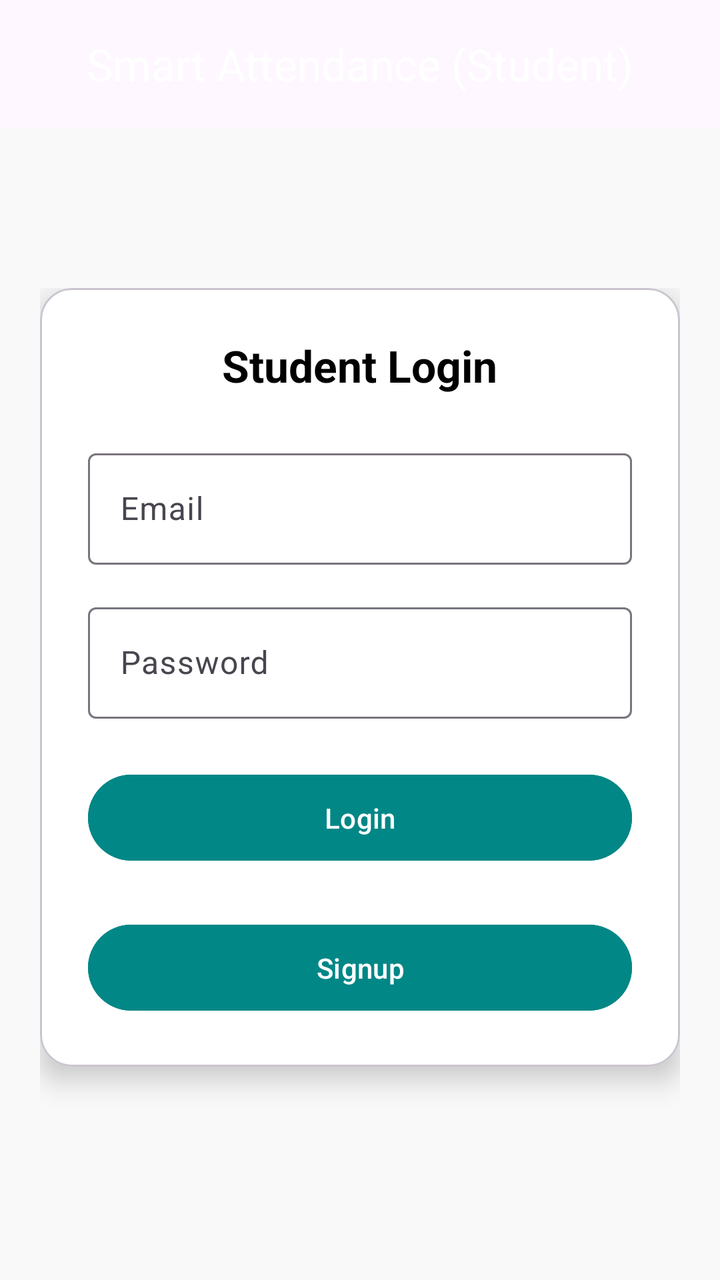
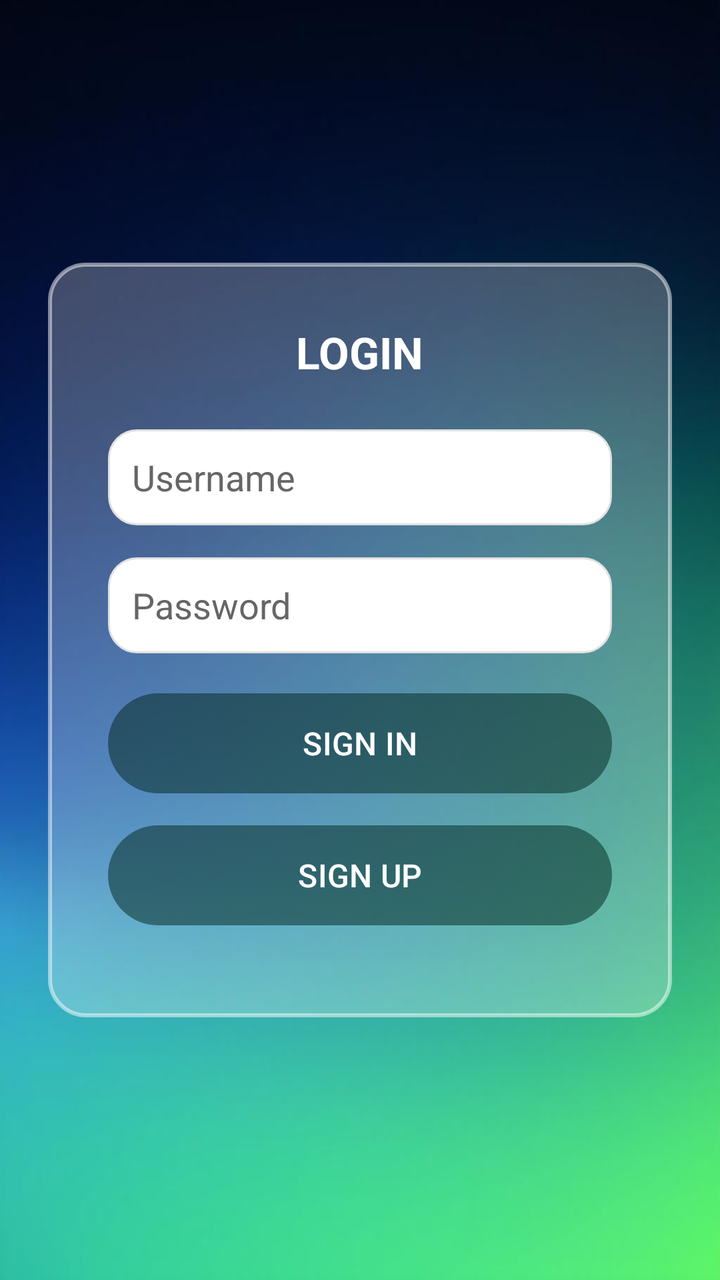

An Android layout rendered at two revisions. The XML below is the earlier revision; the diff shows what the commit changed to produce the second picture.
<!-- AndroidManifest.xml: application theme Theme.SmartAttendanceStudent -->
<!-- res/layout/activity_login.xml -->
<?xml version="1.0" encoding="utf-8"?>
<androidx.coordinatorlayout.widget.CoordinatorLayout
    xmlns:android="http://schemas.android.com/apk/res/android"
    xmlns:app="http://schemas.android.com/apk/res-auto"
    xmlns:tools="http://schemas.android.com/tools"
    android:id="@+id/main"
    android:layout_width="match_parent"
    android:layout_height="match_parent"
    android:background="#F9F9F9"
    tools:context=".LoginActivity">

    
    <com.google.android.material.appbar.AppBarLayout
        android:layout_width="match_parent"
        android:layout_height="wrap_content"
        android:theme="@style/ThemeOverlay.MaterialComponents.Dark.ActionBar">

        <com.google.android.material.appbar.MaterialToolbar
            android:id="@+id/topAppBar"
            android:layout_width="match_parent"
            android:layout_height="?attr/actionBarSize"
            android:backgroundTint="@color/teal_700"
            app:title="Smart Attendance (Student)"
            app:titleCentered="true"
            app:titleTextColor="@android:color/white" />
    </com.google.android.material.appbar.AppBarLayout>

    
    <ScrollView
        android:layout_width="match_parent"
        android:layout_height="match_parent"
        app:layout_behavior="@string/appbar_scrolling_view_behavior"
        android:padding="20dp">

        <LinearLayout
            android:layout_width="match_parent"
            android:layout_height="wrap_content"
            android:orientation="vertical"
            android:gravity="center_horizontal"
            android:paddingTop="60dp">

            
            <com.google.android.material.card.MaterialCardView
                android:layout_width="match_parent"
                android:layout_height="wrap_content"
                android:layout_marginBottom="24dp"
                app:cardCornerRadius="16dp"
                app:cardElevation="8dp"
                android:backgroundTint="@android:color/white">

                <LinearLayout
                    android:layout_width="match_parent"
                    android:layout_height="wrap_content"
                    android:orientation="vertical"
                    android:padding="24dp">

                    <TextView
                        android:layout_width="wrap_content"
                        android:layout_height="wrap_content"
                        android:text="Student Login"
                        android:textColor="@color/black"
                        android:textSize="22sp"
                        android:textStyle="bold"
                        android:layout_gravity="center_horizontal"
                        android:layout_marginBottom="24dp" />

                    <com.google.android.material.textfield.TextInputLayout
                        android:layout_width="match_parent"
                        android:layout_height="wrap_content"
                        android:hint="Email">

                        <com.google.android.material.textfield.TextInputEditText
                            android:id="@+id/etEmail"
                            android:layout_width="match_parent"
                            android:layout_height="wrap_content"
                            android:inputType="textEmailAddress"
                            android:textColor="@color/black" />
                    </com.google.android.material.textfield.TextInputLayout>

                    <com.google.android.material.textfield.TextInputLayout
                        android:layout_width="match_parent"
                        android:layout_height="wrap_content"
                        android:hint="Password"
                        android:layout_marginTop="16dp">

                        <com.google.android.material.textfield.TextInputEditText
                            android:id="@+id/etPassword"
                            android:layout_width="match_parent"
                            android:layout_height="wrap_content"
                            android:inputType="textPassword"
                            android:textColor="@color/black" />
                    </com.google.android.material.textfield.TextInputLayout>

                    <Button
                        android:id="@+id/btnLogin"
                        android:layout_width="match_parent"
                        android:layout_height="wrap_content"
                        android:text="Login"
                        android:textAllCaps="false"
                        android:backgroundTint="@color/teal_700"
                        android:textColor="@android:color/white"
                        android:layout_marginTop="24dp"
                        android:padding="12dp" />

                    <Button
                        android:id="@+id/btnSignup"
                        android:layout_width="match_parent"
                        android:layout_height="wrap_content"
                        android:text="Signup"
                        android:textAllCaps="false"
                        android:backgroundTint="@color/teal_700"
                        android:textColor="@android:color/white"
                        android:layout_marginTop="24dp"
                        android:padding="12dp" />

                    <ProgressBar
                        android:id="@+id/progressBar"
                        style="?android:attr/progressBarStyleLarge"
                        android:layout_width="wrap_content"
                        android:layout_height="wrap_content"
                        android:layout_gravity="center_horizontal"
                        android:visibility="gone"
                        android:layout_marginTop="20dp" />

                </LinearLayout>
            </com.google.android.material.card.MaterialCardView>
        </LinearLayout>
    </ScrollView>

</androidx.coordinatorlayout.widget.CoordinatorLayout>
<!-- resources referenced by this layout -->
<resources>
  <color name="black">#000000</color>
  <color name="teal_700">#018786</color>
  <style name="Theme.SmartAttendanceStudent" parent="Base.Theme.SmartAttendanceStudent" />
  <style name="Base.Theme.SmartAttendanceStudent" parent="Theme.Material3.DayNight.NoActionBar">
          
          
      </style>
</resources>

<!-- the commit's change to res/layout/activity_login.xml (unified diff, before → after) -->
@@ -1,130 +1,86 @@
 <?xml version="1.0" encoding="utf-8"?>
-<androidx.coordinatorlayout.widget.CoordinatorLayout
-    xmlns:android="http://schemas.android.com/apk/res/android"
-    xmlns:app="http://schemas.android.com/apk/res-auto"
+<RelativeLayout xmlns:android="http://schemas.android.com/apk/res/android"
     xmlns:tools="http://schemas.android.com/tools"
     android:id="@+id/main"
     android:layout_width="match_parent"
     android:layout_height="match_parent"
-    android:background="#F9F9F9"
+    android:background="@drawable/bg"
+    android:padding="24dp"
     tools:context=".LoginActivity">
 
     
-    <com.google.android.material.appbar.AppBarLayout
+    <LinearLayout
+        android:id="@+id/loginCard"
         android:layout_width="match_parent"
         android:layout_height="wrap_content"
-        android:theme="@style/ThemeOverlay.MaterialComponents.Dark.ActionBar">
+        android:layout_centerInParent="true"
+        android:orientation="vertical"
+        android:background="@drawable/rounded_card"
+        android:padding="30dp">
 
-        <com.google.android.material.appbar.MaterialToolbar
-            android:id="@+id/topAppBar"
+        <TextView
+            android:id="@+id/loginTitle"
+            android:layout_width="wrap_content"
+            android:layout_height="wrap_content"
+            android:text="LOGIN"
+            android:textColor="@android:color/white"
+            android:textSize="22sp"
+            android:textStyle="bold"
+            android:layout_gravity="center"
+            android:paddingBottom="24dp"/>
+
+        
+        <EditText
+            android:id="@+id/etEmail"
             android:layout_width="match_parent"
-            android:layout_height="?attr/actionBarSize"
-            android:backgroundTint="@color/teal_700"
-            app:title="Smart Attendance (Student)"
-            app:titleCentered="true"
-            app:titleTextColor="@android:color/white" />
-    </com.google.android.material.appbar.AppBarLayout>
+            android:layout_height="48dp"
+            android:background="@drawable/input_background"
+            android:hint="Username"
+            android:padding="12dp"
+            android:textColor="#000000"
+            android:textColorHint="#666666"
+            android:layout_marginBottom="16dp"/>
 
-    
-    <ScrollView
-        android:layout_width="match_parent"
-        android:layout_height="match_parent"
-        app:layout_behavior="@string/appbar_scrolling_view_behavior"
-        android:padding="20dp">
+        
+        <EditText
+            android:id="@+id/etPassword"
+            android:layout_width="match_parent"
+            android:layout_height="48dp"
+            android:background="@drawable/input_background"
+            android:hint="Password"
+            android:padding="12dp"
+            android:inputType="textPassword"
+            android:textColor="#000000"
+            android:textColorHint="#666666"
+            android:layout_marginBottom="20dp"/>
 
-        <LinearLayout
+        
+        <Button
+            android:id="@+id/btnLogin"
             android:layout_width="match_parent"
-            android:layout_height="wrap_content"
-            android:orientation="vertical"
-            android:gravity="center_horizontal"
-            android:paddingTop="60dp">
+            android:layout_height="50dp"
+            android:backgroundTint="@null"
+            android:background="@drawable/btn_green"
+            android:text="SIGN IN"
+            android:textColor="@android:color/white"
+            android:textAllCaps="false"
+            android:textSize="16sp"
+            android:layout_marginBottom="16dp"/>
 
-            
-            <com.google.android.material.card.MaterialCardView
-                android:layout_width="match_parent"
-                android:layout_height="wrap_content"
-                android:layout_marginBottom="24dp"
-                app:cardCornerRadius="16dp"
-                app:cardElevation="8dp"
-                android:backgroundTint="@android:color/white">
+        <Button
+            android:id="@+id/btnSignup"
+            android:layout_width="match_parent"
+            android:layout_height="50dp"
+            android:background="@drawable/btn_green"
+            android:text="SIGN UP"
+            android:textColor="@android:color/white"
+            android:textAllCaps="false"
+            android:textSize="16sp"
+            android:layout_marginBottom="16dp"/>
 
-                <LinearLayout
-                    android:layout_width="match_parent"
-                    android:layout_height="wrap_content"
-                    android:orientation="vertical"
-                    android:padding="24dp">
+        <ProgressBar android:id="@+id/progressBar" style="?android:attr/progressBarStyleLarge" android:layout_width="wrap_content" android:layout_height="wrap_content" android:layout_gravity="center" android:layout_marginTop="20dp" android:visibility="gone" />
 
-                    <TextView
-                        android:layout_width="wrap_content"
-                        android:layout_height="wrap_content"
-                        android:text="Student Login"
-                        android:textColor="@color/black"
-                        android:textSize="22sp"
-                        android:textStyle="bold"
-                        android:layout_gravity="center_horizontal"
-                        android:layout_marginBottom="24dp" />
 
-                    <com.google.android.material.textfield.TextInputLayout
-                        android:layout_width="match_parent"
-                        android:layout_height="wrap_content"
-                        android:hint="Email">
+    </LinearLayout>
 
-                        <com.google.android.material.textfield.TextInputEditText
-                            android:id="@+id/etEmail"
-                            android:layout_width="match_parent"
-                            android:layout_height="wrap_content"
-                            android:inputType="textEmailAddress"
-                            android:textColor="@color/black" />
-                    </com.google.android.material.textfield.TextInputLayout>
-
-                    <com.google.android.material.textfield.TextInputLayout
-                        android:layout_width="match_parent"
-                        android:layout_height="wrap_content"
-                        android:hint="Password"
-                        android:layout_marginTop="16dp">
-
-                        <com.google.android.material.textfield.TextInputEditText
-                            android:id="@+id/etPassword"
-                            android:layout_width="match_parent"
-                            android:layout_height="wrap_content"
-                            android:inputType="textPassword"
-                            android:textColor="@color/black" />
-                    </com.google.android.material.textfield.TextInputLayout>
-
-                    <Button
-                        android:id="@+id/btnLogin"
-                        android:layout_width="match_parent"
-                        android:layout_height="wrap_content"
-                        android:text="Login"
-                        android:textAllCaps="false"
-                        android:backgroundTint="@color/teal_700"
-                        android:textColor="@android:color/white"
-                        android:layout_marginTop="24dp"
-                        android:padding="12dp" />
-
-                    <Button
-                        android:id="@+id/btnSignup"
-                        android:layout_width="match_parent"
-                        android:layout_height="wrap_content"
-                        android:text="Signup"
-                        android:textAllCaps="false"
-                        android:backgroundTint="@color/teal_700"
-                        android:textColor="@android:color/white"
-                        android:layout_marginTop="24dp"
-                        android:padding="12dp" />
-
-                    <ProgressBar
-                        android:id="@+id/progressBar"
-                        style="?android:attr/progressBarStyleLarge"
-                        android:layout_width="wrap_content"
-                        android:layout_height="wrap_content"
-                        android:layout_gravity="center_horizontal"
-                        android:visibility="gone"
-                        android:layout_marginTop="20dp" />
-
-                </LinearLayout>
-            </com.google.android.material.card.MaterialCardView>
-        </LinearLayout>
-    </ScrollView>
-
-</androidx.coordinatorlayout.widget.CoordinatorLayout>
+</RelativeLayout>
<!-- resource entries referenced after the edit -->
@@ -1,11 +1,74 @@
 <!-- resources referenced by this layout -->
 <resources>
-  <color name="black">#000000</color>
-  <color name="teal_700">#018786</color>
+  <!-- drawable bg: jpg bitmap (drawable, 25681 bytes) -->
+  <!-- drawable btn_green (drawable) -->
+  <?xml version="1.0" encoding="utf-8"?>
+  <selector xmlns:android="http://schemas.android.com/apk/res/android">
+  
+      <item android:state_pressed="true">
+          <shape android:shape="rectangle">
+              <gradient
+                  android:startColor="#2F3A43"
+                  android:endColor="#1C2329"
+                  android:angle="90"/>
+              <corners android:radius="28dp"/>
+          </shape>
+      </item>
+  
+      <item>
+          <shape android:shape="rectangle">
+              <gradient
+                  android:startColor="#3C4952"
+                  android:endColor="#1E272E"
+                  android:angle="90"/>
+              <corners android:radius="28dp"/>
+          </shape>
+      </item>
+  
+  </selector>
+  <!-- drawable input_background (drawable) -->
+  <?xml version="1.0" encoding="utf-8"?>
+  <shape xmlns:android="http://schemas.android.com/apk/res/android"
+      android:shape="rectangle">
+  
+      <solid android:color="#FFFFFF"/>
+  
+      <corners android:radius="14dp"/>
+  
+      <stroke
+          android:color="#E0E0E0"
+          android:width="1dp"/>
+  </shape>
+  <!-- drawable rounded_card (drawable) -->
+  <?xml version="1.0" encoding="utf-8"?>
+  <shape xmlns:android="http://schemas.android.com/apk/res/android"
+      android:shape="rectangle">
+  
+      
+      <solid android:color="#40FFFFFF" />
+  
+      
+      <stroke
+          android:width="2dp"
+          android:color="#80FFFFFF" />
+  
+      <corners android:radius="18dp" />
+  
+      
+      <padding
+          android:left="16dp"
+          android:top="16dp"
+          android:right="16dp"
+          android:bottom="16dp"/>
+  </shape>
   <style name="Theme.SmartAttendanceStudent" parent="Base.Theme.SmartAttendanceStudent" />
   <style name="Base.Theme.SmartAttendanceStudent" parent="Theme.Material3.DayNight.NoActionBar">
           
           
+         <item name="colorPrimary">@color/card_dark</item>
+  
+  
       </style>
+  <color name="card_dark">#8000241B</color>
 </resources>
 
